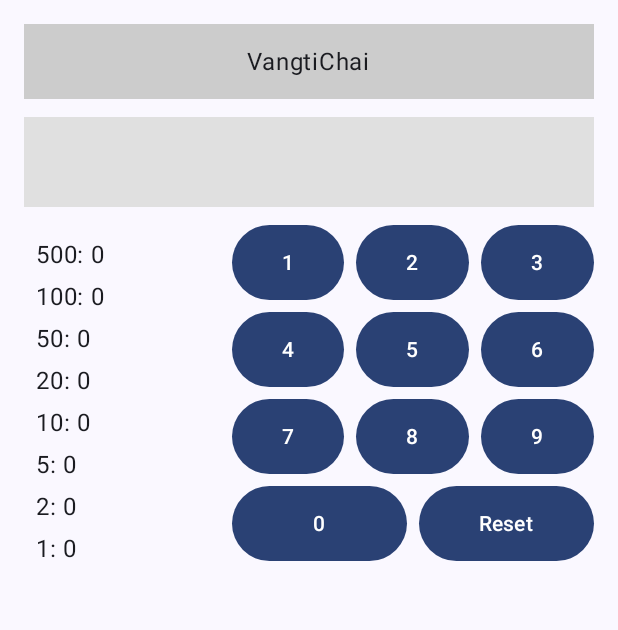
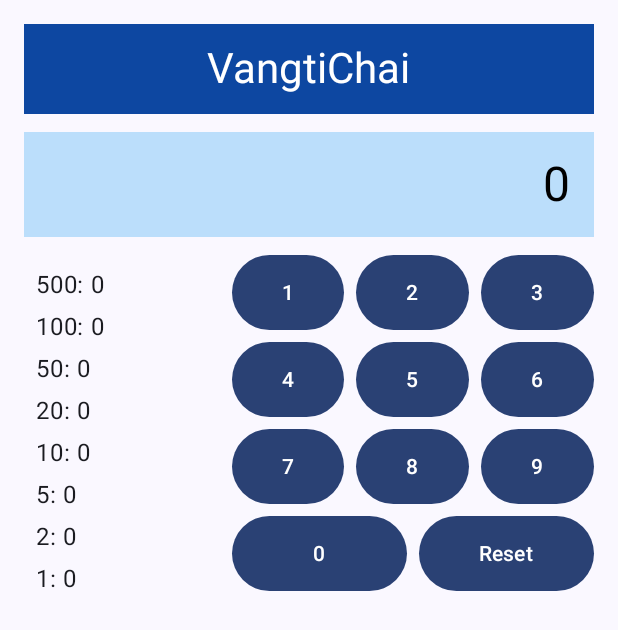
Before and after one commit to fluidpotata/CSE489_Android_Development, an Android app built with Jetpack Compose: the screen it shows after launch (MainActivity), on a phone screen of 412 x 824 dp. Shown: the top 630 px of the screen. Run offline under Robolectric (Android 15) with nearby library versions, the phone set to English and light mode, and no system bars.

Commit message:
Add some color

```diff
--- a/Assignment_1/app/src/main/java/com/example/ass1/MainActivity.kt
+++ b/Assignment_1/app/src/main/java/com/example/ass1/MainActivity.kt
@@ -51,24 +51,28 @@ fun NumberPadApp(modifier: Modifier = Modifier) {
         Box(
             modifier = Modifier
                 .fillMaxWidth()
-                .height(50.dp)
-                .background(Color.LightGray),
+                .height(60.dp)
+                .background(Color(0xFF0D47A1)),
             contentAlignment = Alignment.Center
         ) {
-            Text("VangtiChai")
+            Text(
+                "VangtiChai",
+                color = Color.White,
+                style = MaterialTheme.typography.headlineMedium
+            )
         }
-
 
         Box(
             modifier = Modifier
                 .fillMaxWidth()
-                .height(60.dp)
-                .background(Color(0xFFE0E0E0)),
+                .height(70.dp)
+                .background(Color(0xFFBBDEFB)),
             contentAlignment = Alignment.CenterEnd
         ) {
             Text(
-                text = input,
-                style = MaterialTheme.typography.headlineMedium,
+                text = input.ifEmpty { "0" },
+                style = MaterialTheme.typography.headlineLarge,
+                color = Color.Black,
                 modifier = Modifier.padding(end = 16.dp)
             )
         }
```
